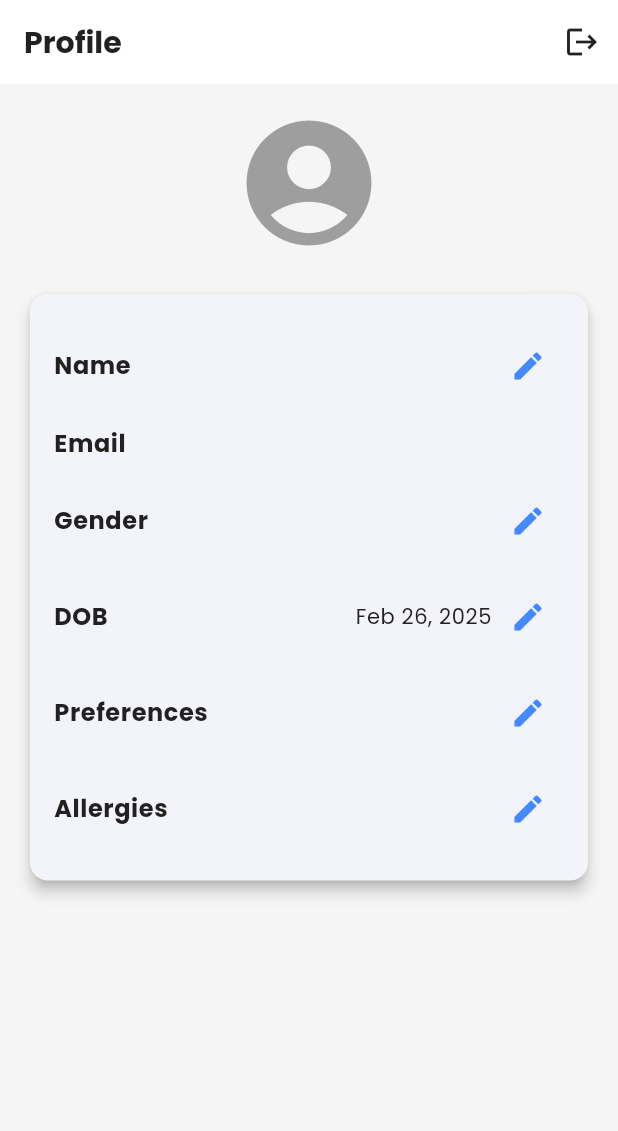
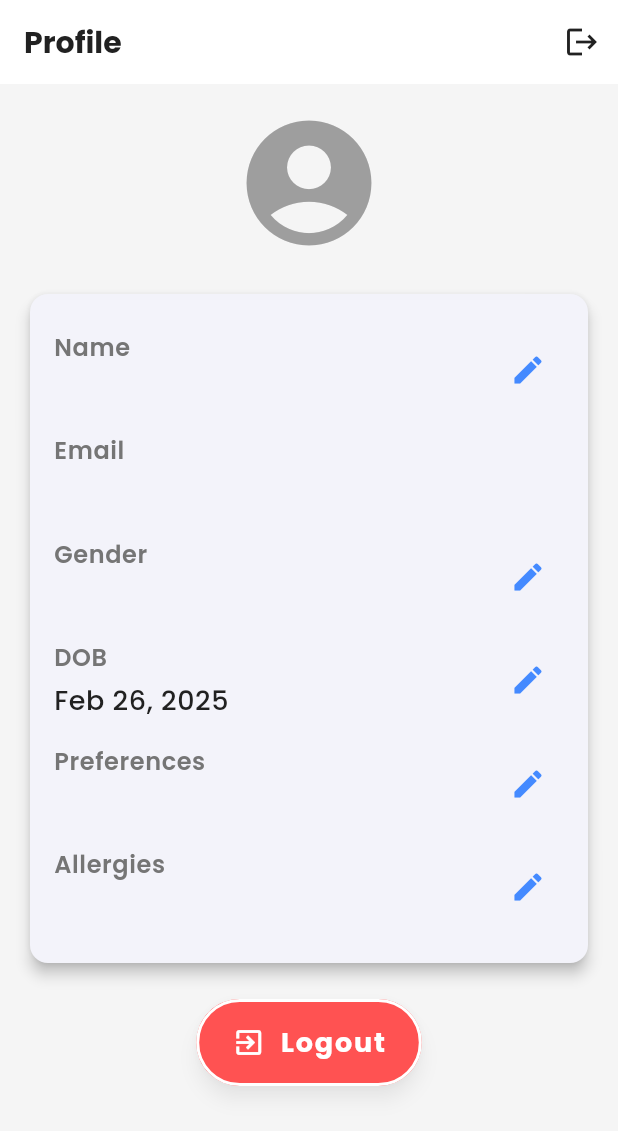
Before and after one commit to Uanuragdhyay/Dietifyy, a Flutter app: the ProfileScreen screen opened directly, on a phone screen of 412 x 824 dp. Shown: the top 1131 px of the screen. Run offline on Flutter 3.47's test engine with Material 3 defaults, Android fonts, the phone set to English and light mode, and no system bars; our stand-ins replace cloud_firestore, firebase_auth, firebase_core, get, google_fonts, google_sign_in and 2 more; accounts and stored records are empty.

Commit message:
resolved all the errors

```diff
--- a/lib/features/profile/views/screen/profile_screen.dart
+++ b/lib/features/profile/views/screen/profile_screen.dart
@@ -1,6 +1,7 @@
 import 'package:cloud_firestore/cloud_firestore.dart';
 import 'package:firebase_auth/firebase_auth.dart';
 import 'package:flutter/material.dart';
+import 'package:flutter/rendering.dart';
 import 'package:intl/intl.dart';
 import 'package:dietifyy/features/auth/views/screens/sign_in_screen.dart';
 
@@ -24,12 +25,50 @@ class _ProfileScreenState extends State<ProfileScreen> {
     super.initState();
     _fetchUserData();
   }
+  void _showEditDialog(String field, String currentValue) {
+    TextEditingController controller = TextEditingController(text: currentValue);
 
+    showModalBottomSheet(
+      context: context,
+      isScrollControlled: true,
+      shape: RoundedRectangleBorder(
+        borderRadius: BorderRadius.vertical(top: Radius.circular(16)),
+      ),
+      builder: (context) => Padding(
+        padding: EdgeInsets.only(bottom: MediaQuery.of(context).viewInsets.bottom, left: 16, right: 16, top: 16),
+        child: Column(
+          mainAxisSize: MainAxisSize.min,
+          children: [
+            Text("Edit $field", style: TextStyle(fontSize: 18, fontWeight: FontWeight.bold)),
+            const SizedBox(height: 12),
+            TextField(
+              controller: controller,
+              decoration: InputDecoration(
+                labelText: "Enter new $field",
+                border: OutlineInputBorder(borderRadius: BorderRadius.circular(12)),
+              ),
+            ),
+            const SizedBox(height: 16),
+            ElevatedButton(
+              onPressed: () async {
+                await _firestore.collection('users').doc(_auth.currentUser!.uid).update({field.toLowerCase(): controller.text.trim()});
+                setState(() {
+                  userData![field.toLowerCase()] = controller.text.trim();
+                });
+                Navigator.pop(context);
+              },
+              child: Text("Save"),
+            ),
+            const SizedBox(height: 16),
+          ],
+        ),
+      ),
+    );
+  }
   Future<void> _fetchUserData() async {
     User? user = _auth.currentUser;
     if (user != null) {
-      DocumentSnapshot userDoc =
-      await _firestore.collection('users').doc(user.uid).get();
+      DocumentSnapshot userDoc = await _firestore.collection('users').doc(user.uid).get();
       if (userDoc.exists) {
         setState(() {
           userData = userDoc.data() as Map<String, dynamic>?;
@@ -56,10 +95,7 @@ class _ProfileScreenState extends State<ProfileScreen> {
       lastDate: DateTime.now(),
     );
     if (pickedDate != null) {
-      await _firestore
-          .collection('users')
-          .doc(_auth.currentUser!.uid)
-          .update({'dob': Timestamp.fromDate(pickedDate)});
+      await _firestore.collection('users').doc(_auth.currentUser!.uid).update({'dob': Timestamp.fromDate(pickedDate)});
       setState(() {
         userData!['dob'] = Timestamp.fromDate(pickedDate);
       });
@@ -67,8 +103,7 @@ class _ProfileScreenState extends State<ProfileScreen> {
   }
 
   void _editPreferences() {
-    List<String> selectedPreferences =
-    List<String>.from(userData?['dietaryChoices'] ?? []);
+    List<String> selectedPreferences = List<String>.from(userData?['dietaryChoices'] ?? []);
 
     showModalBottomSheet(
       context: context,
@@ -78,16 +113,11 @@ class _ProfileScreenState extends State<ProfileScreen> {
       ),
       builder: (context) => StatefulBuilder(
         builder: (context, setStateModal) => Padding(
-          padding: EdgeInsets.only(
-              bottom: MediaQuery.of(context).viewInsets.bottom,
-              left: 16,
-              right: 16,
-              top: 16),
+          padding: EdgeInsets.only(bottom: MediaQuery.of(context).viewInsets.bottom, left: 16, right: 16, top: 16),
           child: Column(
             mainAxisSize: MainAxisSize.min,
             children: [
-              const Text("Select Dietary Preferences",
-                  style: TextStyle(fontSize: 18, fontWeight: FontWeight.bold)),
+              const Text("Select Dietary Preferences", style: TextStyle(fontSize: 18, fontWeight: FontWeight.bold)),
               const SizedBox(height: 12),
               Column(
                 children: dietaryOptions.map((diet) {
@@ -109,10 +139,7 @@ class _ProfileScreenState extends State<ProfileScreen> {
               const SizedBox(height: 16),
               ElevatedButton(
                 onPressed: () async {
-                  await _firestore
-                      .collection('users')
-                      .doc(_auth.currentUser!.uid)
-                      .update({'dietaryChoices': selectedPreferences});
+                  await _firestore.collection('users').doc(_auth.currentUser!.uid).update({'dietaryChoices': selectedPreferences});
                   setState(() {
                     userData!['dietaryChoices'] = selectedPreferences;
                   });
@@ -123,58 +150,6 @@ class _ProfileScreenState extends State<ProfileScreen> {
               const SizedBox(height: 16),
             ],
           ),
-        ),
-      ),
-    );
-  }
-
-  void _showEditDialog(String field, String currentValue) {
-    TextEditingController controller =
-    TextEditingController(text: currentValue);
-
-    showModalBottomSheet(
-      context: context,
-      isScrollControlled: true,
-      shape: const RoundedRectangleBorder(
-        borderRadius: BorderRadius.vertical(top: Radius.circular(16)),
-      ),
-      builder: (context) => Padding(
-        padding: EdgeInsets.only(
-            bottom: MediaQuery.of(context).viewInsets.bottom,
-            left: 16,
-            right: 16,
-            top: 16),
-        child: Column(
-          mainAxisSize: MainAxisSize.min,
-          children: [
-            Text("Edit $field",
-                style:
-                const TextStyle(fontSize: 18, fontWeight: FontWeight.bold)),
-            const SizedBox(height: 12),
-            TextField(
-              controller: controller,
-              decoration: InputDecoration(
-                labelText: "Enter new $field",
-                border:
-                OutlineInputBorder(borderRadius: BorderRadius.circular(12)),
-              ),
-            ),
-            const SizedBox(height: 16),
-            ElevatedButton(
-              onPressed: () async {
-                await _firestore
-                    .collection('users')
-                    .doc(_auth.currentUser!.uid)
-                    .update({field.toLowerCase(): controller.text.trim()});
-                setState(() {
-                  userData![field.toLowerCase()] = controller.text.trim();
-                });
-                Navigator.pop(context);
-              },
-              child: const Text("Save"),
-            ),
-            const SizedBox(height: 16),
-          ],
         ),
       ),
     );
@@ -198,50 +173,70 @@ class _ProfileScreenState extends State<ProfileScreen> {
           ? const Center(child: CircularProgressIndicator())
           : userData == null
           ? const Center(child: Text("No user data found"))
-          : SingleChildScrollView(
-        child: Padding(
-          padding: const EdgeInsets.all(16.0),
+          : Padding(
+        padding: const EdgeInsets.all(16.0),
+        child: SingleChildScrollView(
+          scrollDirection: Axis.vertical,
           child: Column(
             children: [
-              const Icon(Icons.account_circle,
-                  size: 100, color: Colors.grey),
+              const Icon(Icons.account_circle, size: 100, color: Colors.grey),
               const SizedBox(height: 20),
+
               Card(
-                shape: RoundedRectangleBorder(
-                    borderRadius: BorderRadius.circular(12)),
+                shape: RoundedRectangleBorder(borderRadius: BorderRadius.circular(12)),
                 elevation: 4,
                 child: Padding(
                   padding: const EdgeInsets.all(16),
                   child: Column(
                     crossAxisAlignment: CrossAxisAlignment.start,
                     children: [
-                      _buildInfoRow("Name", userData!['name'] ?? 'No Name',
-                              () => _showEditDialog("Name", userData!['name'] ?? '')),
+                      _buildInfoRow("Name", userData!['name'] ?? 'No Name', () => _showEditDialog("Name", userData!['name'] ?? '')),
                       _buildInfoRow("Email", userData!['email'] ?? 'No Email', null),
-                      _buildInfoRow("Gender", userData!['gender'] ?? 'Not Set',
-                              () => _showEditDialog("Gender", userData!['gender'] ?? '')),
+                      _buildInfoRow("Gender", userData!['gender'] ?? 'Not Set', () => _showEditDialog("Gender", userData!['gender'] ?? '')),
                       _buildInfoRow(
                         "DOB",
-                        userData!['dob'] != null
-                            ? DateFormat.yMMMd().format(
-                            (userData!['dob'] as Timestamp).toDate())
-                            : "Not Set",
+                        userData!['dob'] != null ? DateFormat.yMMMd().format((userData!['dob'] as Timestamp).toDate()) : "Not Set",
                         _editDOB,
                       ),
                       _buildInfoRow(
                         "Preferences",
-                        (userData!['dietaryChoices'] as List<dynamic>?)?.join(", ") ??
-                            "Not Set",
+                        (userData!['dietaryChoices'] as List<dynamic>?)?.join(", ") ?? "Not Set",
                         _editPreferences,
                       ),
-                      _buildInfoRow("Allergies",
-                          userData!['allergies'] ?? "Not Set",
-                              () => _showEditDialog("Allergies", userData!['allergies'] ?? '')),
+                      _buildInfoRow("Allergies", userData!['allergies'] ?? "Not Set", () => _showEditDialog("Allergies", userData!['allergies'] ?? '')),
                     ],
                   ),
                 ),
               ),
+
               const SizedBox(height: 20),
+
+              ElevatedButton(
+                onPressed: () => _logout(context),
+                style: ElevatedButton.styleFrom(
+                  backgroundColor: Colors.redAccent,
+                  foregroundColor: Colors.white,
+                  padding: const EdgeInsets.symmetric(horizontal: 24, vertical: 16),
+                  shape: RoundedRectangleBorder(
+                    borderRadius: BorderRadius.circular(30),
+                    side: const BorderSide(color: Colors.white, width: 2),
+                  ),
+                  elevation: 5,
+                  shadowColor: Colors.black.withOpacity(0.3),
+                ),
+                child: Row(
+                  mainAxisSize: MainAxisSize.min,
+                  mainAxisAlignment: MainAxisAlignment.center,
+                  children: [
+                    const Icon(Icons.exit_to_app, color: Colors.white, size: 22),
+                    const SizedBox(width: 10),
+                    const Text(
+                      "Logout",
+                      style: TextStyle(fontSize: 18, fontWeight: FontWeight.bold, letterSpacing: 1.2),
+                    ),
+                  ],
+                ),
+              ),
             ],
           ),
         ),
@@ -255,10 +250,19 @@ class _ProfileScreenState extends State<ProfileScreen> {
       child: Row(
         mainAxisAlignment: MainAxisAlignment.spaceBetween,
         children: [
-          Text(title, style: TextStyle(fontSize: 16, fontWeight: FontWeight.bold)),
-          Expanded(child: Text(value, textAlign: TextAlign.right)),
+          Column(
+            crossAxisAlignment: CrossAxisAlignment.start,
+            children: [
+              Text(title, style: TextStyle(fontSize: 16, fontWeight: FontWeight.w600, color: Colors.grey[600])),
+              const SizedBox(height: 4),
+              Text(value, style: TextStyle(fontSize: 18, fontWeight: FontWeight.w500)),
+            ],
+          ),
           if (onEdit != null)
-            IconButton(icon: const Icon(Icons.edit, color: Colors.blueAccent), onPressed: onEdit),
+            IconButton(
+              icon: const Icon(Icons.edit, color: Colors.blueAccent),
+              onPressed: onEdit,
+            ),
         ],
       ),
     );
```
